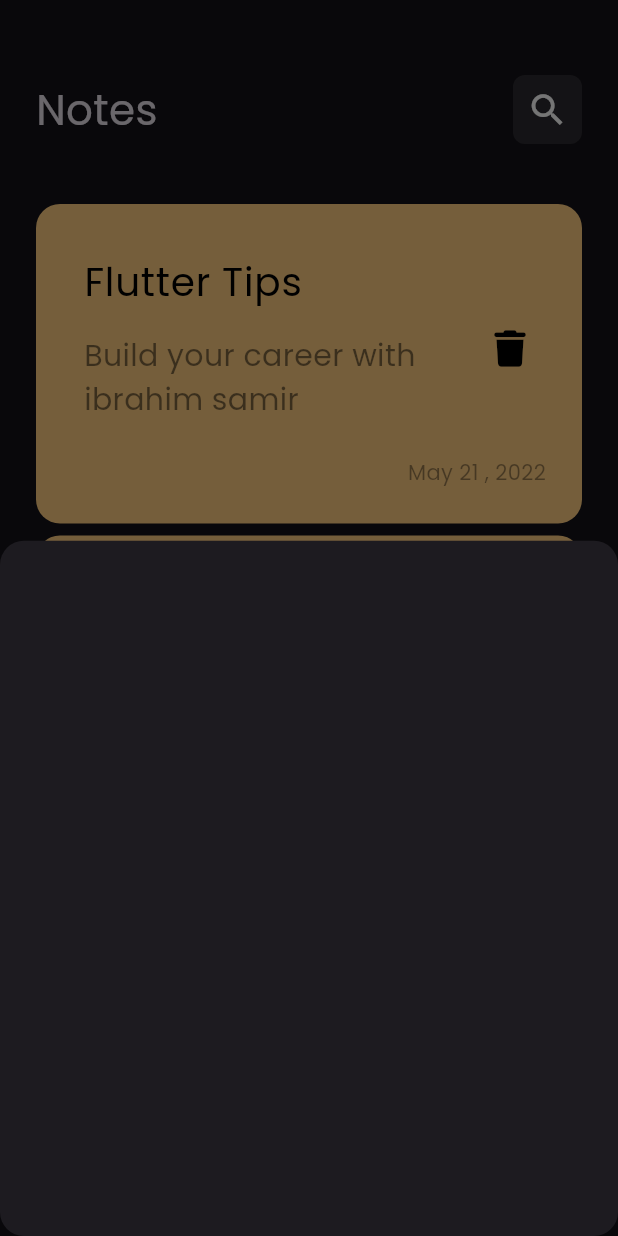
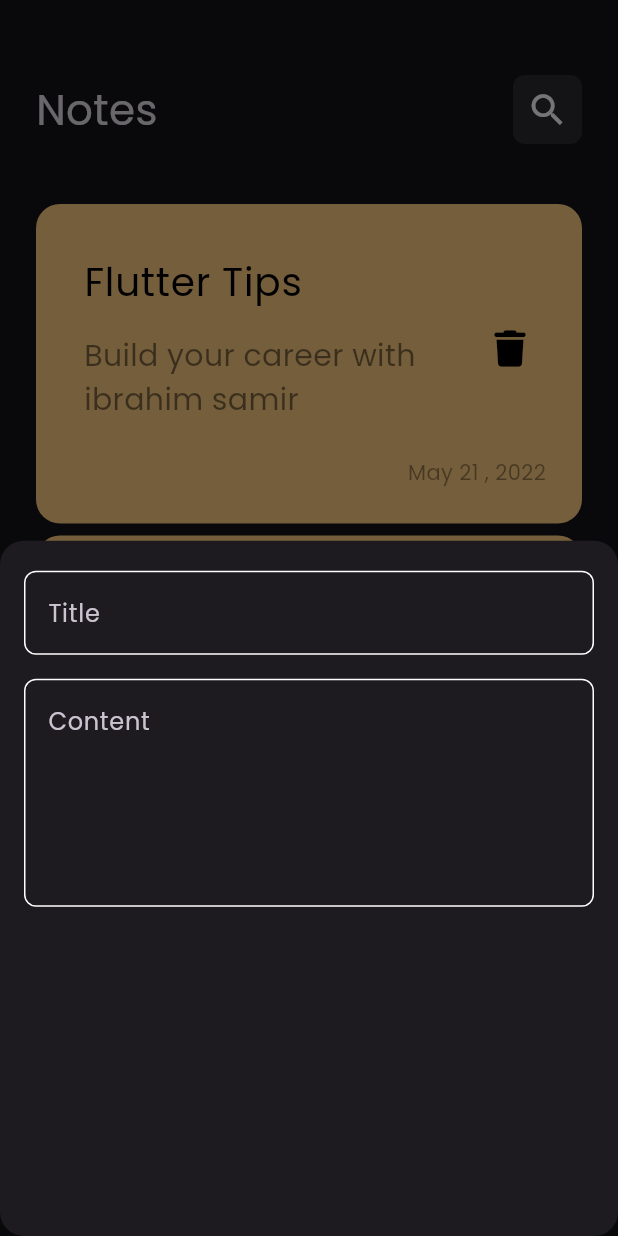
Before and after one commit to Ibrahimsamir10/notes_app, a Flutter app: the screen it shows after launch, after a tap on the "add" icon, on a phone screen of 412 x 824 dp. Run offline on Flutter 3.47's test engine with Material 3 defaults, Android fonts, the phone set to English and light mode, and no system bars; our stand-ins replace font_awesome_flutter.

Commit message:
add field to bottom sheet

```diff
--- a/lib/views/notes_view.dart
+++ b/lib/views/notes_view.dart
@@ -1,5 +1,6 @@
 import 'package:flutter/material.dart';
 import 'package:store_app/views/widgets/add_note_bottom_sheet.dart';
+import 'package:store_app/views/widgets/constant.dart';
 
 import 'widgets/notes_view_body.dart';
 
@@ -10,7 +11,7 @@ class NotesView extends StatelessWidget {
   Widget build(BuildContext context) {
     return Scaffold(
       floatingActionButton: FloatingActionButton(
-        backgroundColor: Colors.lightBlue,
+        backgroundColor:kPrimaryColor,
         onPressed: () {
           showModalBottomSheet(
             shape: RoundedRectangleBorder(
--- a/lib/views/widgets/add_note_bottom_sheet.dart
+++ b/lib/views/widgets/add_note_bottom_sheet.dart
@@ -1,10 +1,26 @@
 import 'package:flutter/material.dart';
+import 'package:store_app/views/widgets/custom_text_field.dart';
 
 class AddNoteBottomSheet extends StatelessWidget {
   const AddNoteBottomSheet({super.key});
 
   @override
   Widget build(BuildContext context) {
-    return Container();
+    return const Padding(
+      padding:  EdgeInsets.symmetric(horizontal: 16),
+      child: Column(
+       children: [
+        SizedBox(height: 20,),
+        CustomTextField(
+          hint: 'Title',
+        ),
+        SizedBox(height: 16,),
+         CustomTextField(
+          hint: 'Content',
+          maxlines: 5,
+        ),
+       ],
+      ),
+    );
   }
 }
--- /dev/null
+++ b/lib/views/widgets/constant.dart
@@ -0,0 +1,3 @@
+import 'dart:ui';
+
+const kPrimaryColor =  Color(0xff62FCD7);
--- /dev/null
+++ b/lib/views/widgets/custom_text_field.dart
@@ -0,0 +1,30 @@
+import 'package:flutter/material.dart';
+import 'package:store_app/views/widgets/constant.dart';
+
+class CustomTextField extends StatelessWidget {
+  const CustomTextField({super.key, required this.hint,  this.maxlines = 1});
+final String hint;
+final int maxlines;
+  @override
+  Widget build(BuildContext context) {
+    return TextField(
+      maxLines: maxlines,
+      decoration: InputDecoration(
+        hintText: hint,
+
+        border: buildBorder(),
+        enabledBorder: buildBorder(),
+        focusedBorder: buildBorder(kPrimaryColor),
+      ),
+    );
+  }
+
+  OutlineInputBorder buildBorder([Color]) {
+    return OutlineInputBorder(
+      borderRadius: BorderRadius.circular(8),
+      borderSide:  BorderSide(
+        color:Color ?? Colors.white
+        ),
+    );
+  }
+}
```
